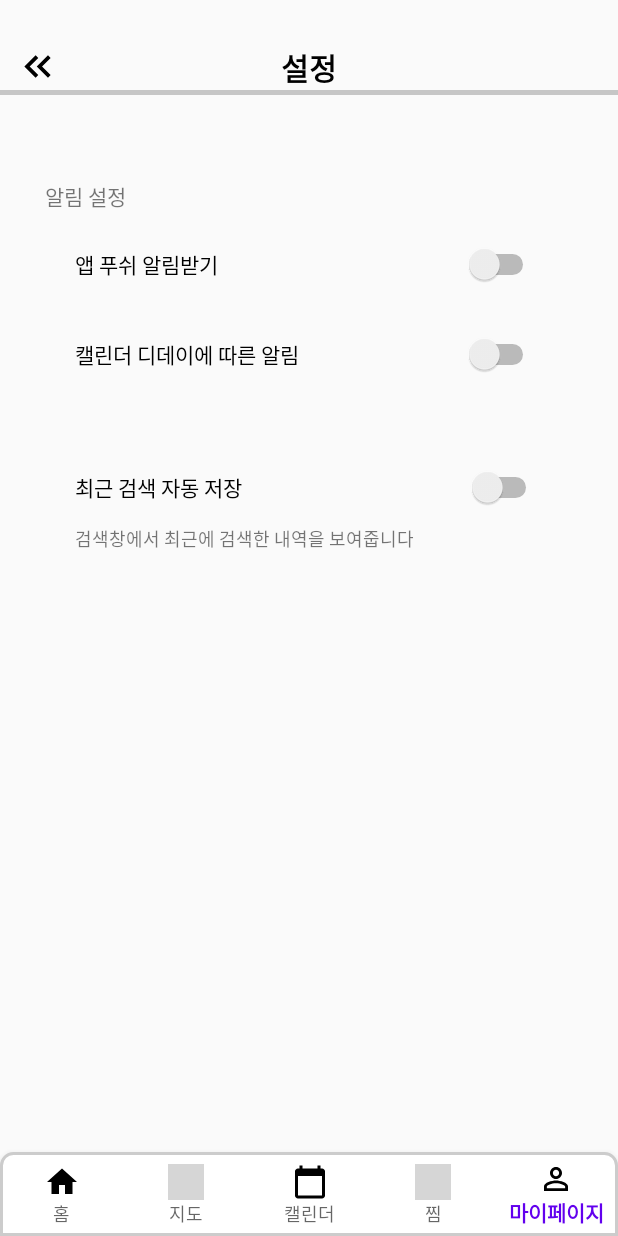
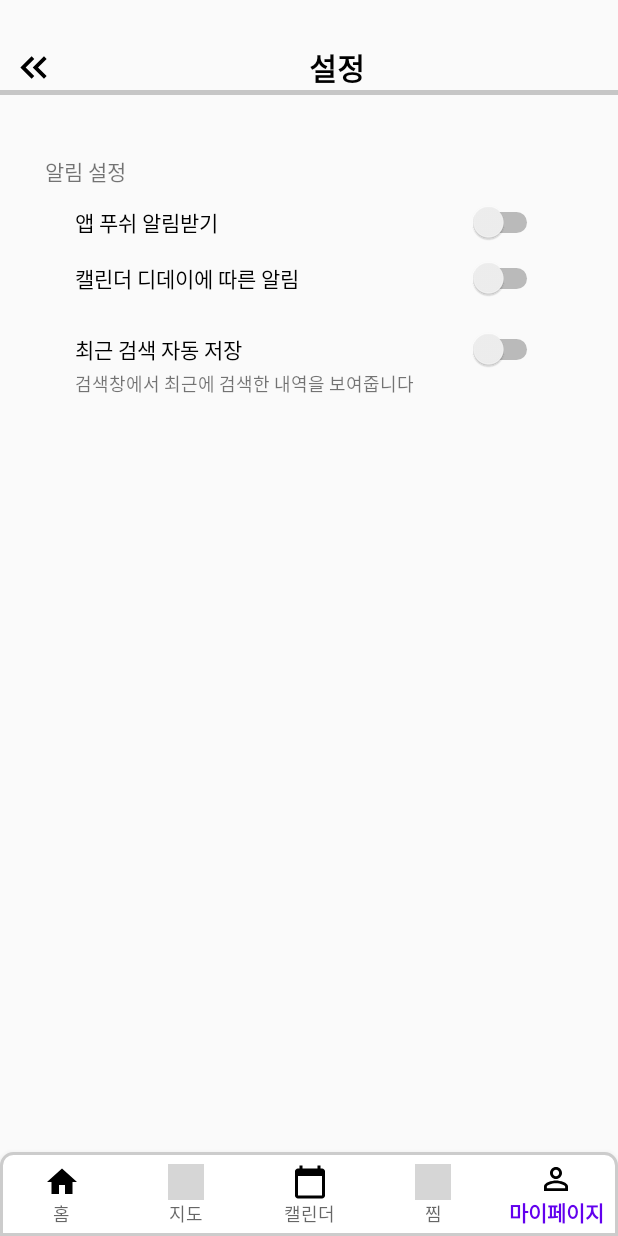
Before and after one commit to shpack1234/FestivalTimeProject, an Android app: the AppSettingActivity screen opened directly, with no data from a screen before it, on a phone screen of 412 x 824 dp. Run offline under Robolectric (Android 15) with nearby library versions, the phone set to English and light mode, and no system bars; grey boxes are pictures that could not be loaded.

Commit message:
2023.08.19
searchscreen은 거의 다 한거가틈
앱 설정 쪽 수정하고 알림 뜨게 해보는즁

```diff
--- a/app/src/main/java/com/festivaltime/festivaltimeproject/AppSettingActivity.java
+++ b/app/src/main/java/com/festivaltime/festivaltimeproject/AppSettingActivity.java
@@ -6,11 +6,13 @@ import static com.festivaltime.festivaltimeproject.navigateToSomeActivity.naviga
 import static com.festivaltime.festivaltimeproject.navigateToSomeActivity.navigateToMapActivity;
 import static com.festivaltime.festivaltimeproject.navigateToSomeActivity.navigateToMyPageActivity;
 
+import android.app.Notification;
 import android.os.Bundle;
 import android.view.View;
 import android.widget.ImageButton;
 
 import androidx.appcompat.app.AppCompatActivity;
+import androidx.core.app.NotificationCompat;
 
 import com.google.android.material.bottomnavigation.BottomNavigationView;
 
@@ -28,6 +30,16 @@ public class AppSettingActivity extends AppCompatActivity {
             public void onClick(View v)
             {   onBackPressed(); }
         });
+
+        NotificationCompat.Builder mBuilder =
+                new NotificationCompat.Builder(AppSettingActivity.this)
+                        .setContentTitle(" 푸쉬 알림 테스트 ")
+                        .setContentText(" 우왕 알림이 떴나용? ")
+                        .setDefaults(Notification.DEFAULT_VIBRATE)
+                        .setPriority(NotificationCompat.PRIORITY_DEFAULT)
+                        .setWhen(System.currentTimeMillis())
+                        .setAutoCancel(true);
+
 
 
         BottomNavigationView bottomNavigationView = findViewById(R.id.bottom_navigation);  //하단 바 navigate 처리
--- a/app/src/main/java/com/festivaltime/festivaltimeproject/SearchScreenActivity.java
+++ b/app/src/main/java/com/festivaltime/festivaltimeproject/SearchScreenActivity.java
@@ -46,7 +46,7 @@ public class SearchScreenActivity extends AppCompatActivity {
 
 
 
-
+    // 카테고리 숫자 순서대로 나오도록 하는 변수들
     private Semaphore secondSemaphore = new Semaphore(0);
     private Semaphore thirdSemaphore = new Semaphore(0);
     private Semaphore fourthSemaphore = new Semaphore(0);
--- a/app/src/main/res/layout/activity_app_setting.xml
+++ b/app/src/main/res/layout/activity_app_setting.xml
@@ -1,5 +1,6 @@
 <?xml version="1.0" encoding="utf-8"?>
-<RelativeLayout xmlns:android="http://schemas.android.com/apk/res/android"
+<androidx.constraintlayout.widget.ConstraintLayout
+    xmlns:android="http://schemas.android.com/apk/res/android"
     xmlns:app="http://schemas.android.com/apk/res-auto"
     xmlns:tools="http://schemas.android.com/tools"
     android:layout_width="match_parent"
@@ -7,59 +8,69 @@
     tools:context=".AppSettingActivity">
 
     <LinearLayout
-        android:id="@+id/AppSetting_actionbar"
-        android:layout_width="wrap_content"
+        android:id="@+id/appsetting_top"
+        android:layout_width="match_parent"
         android:layout_height="wrap_content"
-        android:orientation="vertical">
+        android:layout_marginTop="30dp"
+        android:orientation="vertical"
+        app:layout_constraintTop_toTopOf="parent">
 
-        <TextView
-            android:id="@+id/textView4"
+        <LinearLayout
             android:layout_width="match_parent"
             android:layout_height="wrap_content"
-            android:layout_marginTop="30dp"
-            android:gravity="center_horizontal"
-            android:text="@string/AppSetting"
-            android:textColor="@color/black"
-            android:textSize="20sp"
-            android:textStyle="bold" />
+            android:orientation="horizontal">
+
+            <ImageButton
+                android:id="@+id/before_btn"
+                android:layout_width="wrap_content"
+                android:layout_height="wrap_content"
+                android:layout_marginStart="7dp"
+                android:background="@android:color/transparent"
+                android:onClick="customOnClick"
+                android:src="@drawable/ic_back_before"
+                tools:ignore="SpeakableTextPresentCheck" />
+
+            <TextView
+                android:layout_width="0dp"
+                android:layout_height="match_parent"
+                android:layout_weight="1"
+                android:gravity="center"
+                android:text="@string/AppSetting"
+                android:textColor="@color/black"
+                android:textSize="20sp"
+                android:textStyle="bold" />
+
+        </LinearLayout>
 
         <View
-            android:id="@+id/view1"
+            android:id="@+id/line"
             android:layout_width="match_parent"
             android:layout_height="3dp"
             android:background="@color/gray" />
-
     </LinearLayout>
 
-    <ImageButton
-        android:id="@+id/before_btn"
-        android:layout_width="42dp"
-        android:layout_height="42dp"
-        android:src="@drawable/ic_back_before"
-        android:layout_marginStart="4dp"
-        android:layout_marginTop="23dp"
-        android:onClick="customOnClick"
-        android:background="@android:color/transparent"
-        tools:ignore="SpeakableTextPresentCheck"/>
 
     <LinearLayout
         android:id="@+id/setting_linear1"
-        android:layout_width="349dp"
-        android:layout_height="180dp"
-        android:layout_marginLeft="30dp"
-        android:layout_marginTop="100dp"
-        android:layout_marginRight="30dp"
-        android:orientation="vertical">
+        android:layout_width="match_parent"
+        android:layout_height="wrap_content"
+        android:layout_marginTop="20dp"
+        android:layout_marginStart="30dp"
+        android:layout_marginEnd="30dp"
+        android:orientation="vertical"
+        app:layout_constraintEnd_toEndOf="parent"
+        app:layout_constraintStart_toStartOf="parent"
+        app:layout_constraintTop_toBottomOf="@+id/appsetting_top">
 
         <TextView
-            android:layout_width="157dp"
+            android:layout_width="wrap_content"
             android:layout_height="wrap_content"
             android:layout_marginTop="20dp"
             android:text="@string/setting_alarm" />
 
         <Switch
             android:layout_width="match_parent"
-            android:layout_height="50dp"
+            android:layout_height="wrap_content"
             android:layout_marginLeft="20dp"
             android:layout_marginTop="10dp"
             android:layout_marginRight="20dp"
@@ -69,7 +80,7 @@
 
         <Switch
             android:layout_width="match_parent"
-            android:layout_height="50dp"
+            android:layout_height="wrap_content"
             android:layout_marginLeft="20dp"
             android:layout_marginTop="10dp"
             android:layout_marginRight="20dp"
@@ -77,28 +88,29 @@
             android:switchPadding="10dp"
             android:text="@string/alarm_calender" />
 
-
     </LinearLayout>
 
 
     <LinearLayout
-        android:layout_width="351dp"
-        android:layout_height="102dp"
-        android:layout_below="@+id/setting_linear1"
-        android:layout_marginLeft="30dp"
+        android:layout_width="match_parent"
+        android:layout_height="wrap_content"
+        android:orientation="vertical"
+        app:layout_constraintTop_toBottomOf="@+id/setting_linear1"
+        app:layout_constraintStart_toStartOf="parent"
+        app:layout_constraintEnd_toEndOf="parent"
+        android:layout_marginStart="30dp"
         android:layout_marginTop="10dp"
-        android:layout_marginRight="30dp"
-        android:orientation="vertical">
+        android:layout_marginEnd="30dp">
 
         <Switch
             android:layout_width="match_parent"
-            android:layout_height="50dp"
+            android:layout_height="wrap_content"
+            android:layout_marginTop="10dp"
+            android:text="@string/search_autosave"
             android:layout_marginLeft="20dp"
-            android:layout_marginTop="10dp"
             android:layout_marginRight="20dp"
             android:switchMinWidth="50dp"
-            android:switchPadding="10dp"
-            android:text="@string/search_autosave" />
+            android:switchPadding="10dp" />
 
         <TextView
             android:layout_width="match_parent"
@@ -110,19 +122,16 @@
 
     </LinearLayout>
 
-
-
     <com.google.android.material.bottomnavigation.BottomNavigationView
         android:id="@+id/bottom_navigation"
         android:layout_width="match_parent"
         android:layout_height="wrap_content"
-        android:layout_alignParentBottom="true"
         android:background="@drawable/bottom_nevigation_background"
         app:itemIconTint="@color/black"
         app:labelVisibilityMode="labeled"
-        app:menu="@menu/menu" />
+        app:menu="@menu/menu"
+        app:layout_constraintBottom_toBottomOf="parent"
+        app:layout_constraintStart_toStartOf="parent"
+        app:layout_constraintEnd_toEndOf="parent"/>
 
-
-
-
-</RelativeLayout>
+</androidx.constraintlayout.widget.ConstraintLayout>
--- a/app/src/main/res/layout/festival_search_imagentext.xml
+++ b/app/src/main/res/layout/festival_search_imagentext.xml
@@ -14,17 +14,19 @@
             android:layout_marginBottom="10dp"
             android:layout_marginStart="20dp"
             android:layout_marginEnd="10dp"
+            android:layout_gravity="center"
             android:background="@drawable/radius_corner"/>
 
 
         <TextView
             android:id="@+id/search_text"
-            android:layout_marginStart="20dp"
+            android:layout_marginStart="15dp"
             android:layout_marginEnd="5dp"
             android:layout_width="wrap_content"
             android:layout_height="wrap_content"
             android:layout_marginTop="5dp"
             android:layout_marginBottom="5dp"
+            android:layout_gravity="center"
             android:singleLine="false"
             android:maxLines="1"
             android:textSize="12sp"
```
